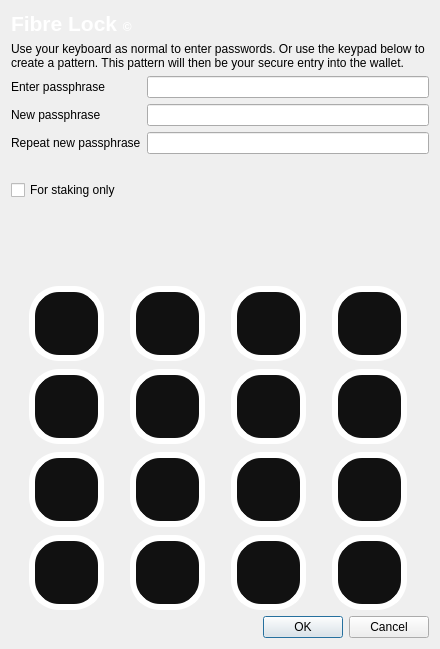
This is src/qt/forms/askpassphrasedialog.ui in mammix2/fibre-core as Qt 5 draws it before an edit. The edited form follows.
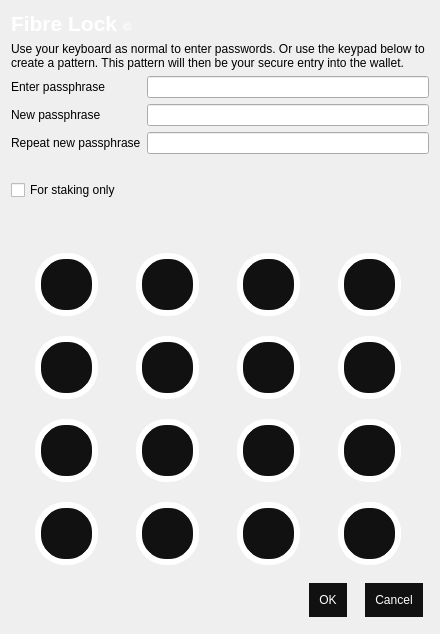
This is the edited form. Icons and pictures are not drawn.

```diff
--- a/src/qt/forms/askpassphrasedialog.ui
+++ b/src/qt/forms/askpassphrasedialog.ui
@@ -7,7 +7,7 @@
     <x>0</x>
     <y>0</y>
     <width>440</width>
-    <height>649</height>
+    <height>634</height>
    </rect>
   </property>
   <property name="sizePolicy">
@@ -26,84 +26,7 @@
    <string>Passphrase Dialog</string>
   </property>
   <property name="styleSheet">
-   <string notr="true">QProgressBar {
-        background-color: #333333;
-        border-radius: 6px;
-        text-align: center;
-        color: white;
-}
-
-QProgressBar::chunk {
-        background: QLinearGradient(x1: 0, y1: 0, x2: 1, y2: 0, stop: 0 #e86941, stop: 1 #e8694f);
-        border-radius: 6px; margin: 0px;
-}
-
-QScrollArea {
-        border-radius: 6px;
-        border-width: 0;
-        border-style: none;
-        padding: 8px;
-        background-color: #111;
-        color: white;
-}
-
-QSpinBox {
-        border-radius: 4px;
-        border-width: 0;
-        border-style: none;
-        padding: 8px;
-        background-color: #111;
-        color: white;
-}
-
-QCheckBox {
-        border-radius: 4px;
-        border-width: 0;
-        border-style: none;
-        padding: 8px;
-        background-color: #111;
-        color: white;
-}
-QVBoxLayout {
-        border-radius: 6px;
-        border-width: 0;
-        border-style: none;
-        padding: 8px;
-        background-color: #111;
-        color: white;
-}
-
-QDialog, QMainWindow, QFrame {
-	color: white;
-	background-color: #333333;
-	border: none;
-}
-
-QMenu {
-	background-color: #333333; color: white;
-}
-
-QLabel {
-	background-color: transparent;
-}
-
-QCheckBox {
-    color: white;
-}
-
-QFrame#central { background-color: #333333; border: none }
-QFrame#frame, QFrame#frame_2, QFrame#frame_3 {
-	background-color: #333333;
-	border-style: plain;
-	border-width: 20px;
-	border-radius: 20px;
-	border-color: #111;
-	min-width: 10em;
-	padding: 6px;
-}
-QLabel[openExternalLinks=true], QHeaderView { color: #aaaaaa }
-QLabel[openExternalLinks=false] { color: white; font-weight: normal }
-QPushButton, QToolButton {
+   <string notr="true">QPushButton, QToolButton {
 	border: 4px solid #111;
 
 	background-color: #111;
@@ -121,131 +44,7 @@
 QPushButton:disabled, QToolButton:disabled {
 	color: #444;
 	background-color: #222;
-}
-
-
-#scrollAreaWidgetContents QToolButton {
-	border-radius: 8px;
-	border-width: 0px;
-}
-
-/* the background-color is overridden to transparent for mac os x 
-   due to the entire toolbar area not being drawable in a regular
-   QMainWindow
-*/
-QToolBar { background: #333333; border: 0px solid black; padding: 3px; }
-
-QToolBar::handle { image: url(handle.png); }
-QStatusBar { background: #333333; }
-QMenuBar { background: #333333; }
-QMenuBar::item { background: #333333; color: white; }
-
-#scrollAreaWidgetContents { background: #222 }
-#scrollAreaWidgetContents &gt; QFrame { background-color: #222; border-width: 0px; border-style: none; }
-
-QLineEdit {
-	border-radius: 6px;
-	border-width: 2px;
-	border-color: #222;
-	padding: 8px;
-	background-color: #111;
-	color: white;
-}
-
-QComboBox {
-	border-radius: 6px;
-	border-width: 0;
-	border-style: none;
-	padding: 8px;
-	background-color: #111;
-	color: white;
-}
-
-QComboBox::drop-down {
-	border-width: 0;
-	border-style: none;
-	background-color: #111;
-	color: white;
-}
-
-QTableView {
-	background: #111;
-	color: white;
-	border-style: none;
-	selection-background-color: #aaaaaa;
-    alternate-background-color: #222;
-	selection-color: #111;
-	border: 0px solid black;
-}
-
-QHeaderView { color: #aaaaaa; background-color: #111; background-image: none; }
-QHeaderView::section { color: #aaaaaa; background-color: #222; }
-QHeaderView::section:checked { background-color: #111; }
-
-QTabWidget {
-	background: #111;
-}
-
- QTabWidget::pane {
-     border-top: 2px solid #111;
-     border: 4px solid #111;
-     border-bottom-left-radius: 8px;
-     border-bottom-right-radius: 8px;
-     border-top-right-radius: 8px;
-	background: #111;
- }
-
- QTabWidget::tab-bar {
-     left: 5px; /* move to the right by 5px */
- }
-
- /* Style the tab using the tab sub-control. Note that
-     it reads QTabBar _not_ QTabWidget */
- QTabBar::tab {
-     background: #111;
-     border: 4px solid #222;
-     border-bottom-color: #111; /* same as the pane color */
-     border-top-left-radius: 4px;
-     border-top-right-radius: 4px;
-     min-width: 8ex;
-     padding: 4px;
-     color: #888;
- }
-
- QTabBar::tab:selected, QTabBar::tab:hover {
-     color: #aaaaaa
- }
-
- QTabBar::tab:selected {
-     border-color: #111; /* same as pane color */
-     border-top-color: #aaaaaa;
- }
-
- QTabBar::tab:!selected {
-     margin-top: 2px; /* make non-selected tabs look smaller */
- }
-
- /* make use of negative margins for overlapping tabs */
- QTabBar::tab:selected {
-     /* expand/overlap to the left and right by 4px */
-     margin-left: -4px;
-     margin-right: -4px;
- }
-
- QTabBar::tab:first:selected {
-     margin-left: 0; /* the first selected tab has nothing to overlap with on the left */
- }
-
- QTabBar::tab:last:selected {
-     margin-right: 0; /* the last selected tab has nothing to overlap with on the right */
- }
-
- QTabBar::tab:only-one {
-     margin: 0; /* if there is only one tab, we don't want overlapping margins */
- }
-
-
-</string>
+}</string>
   </property>
   <layout class="QVBoxLayout" name="verticalLayout">
    <item>
```
